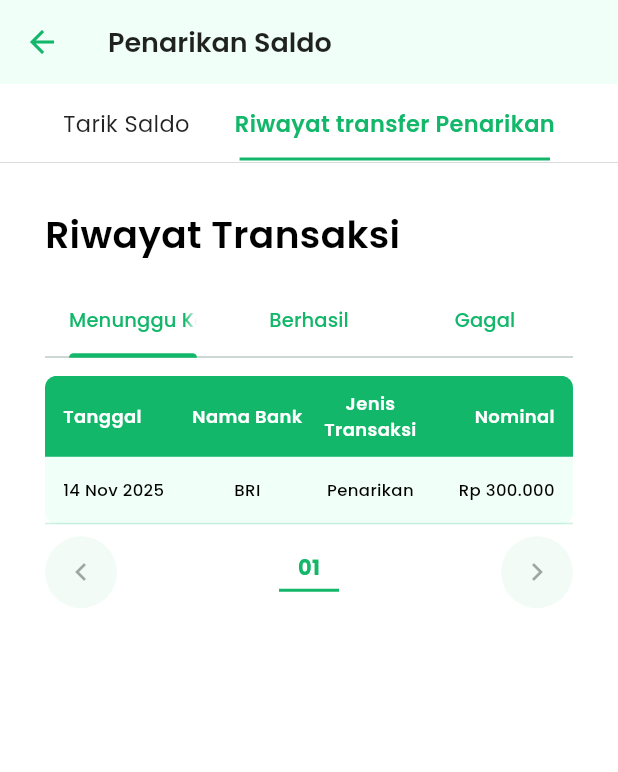
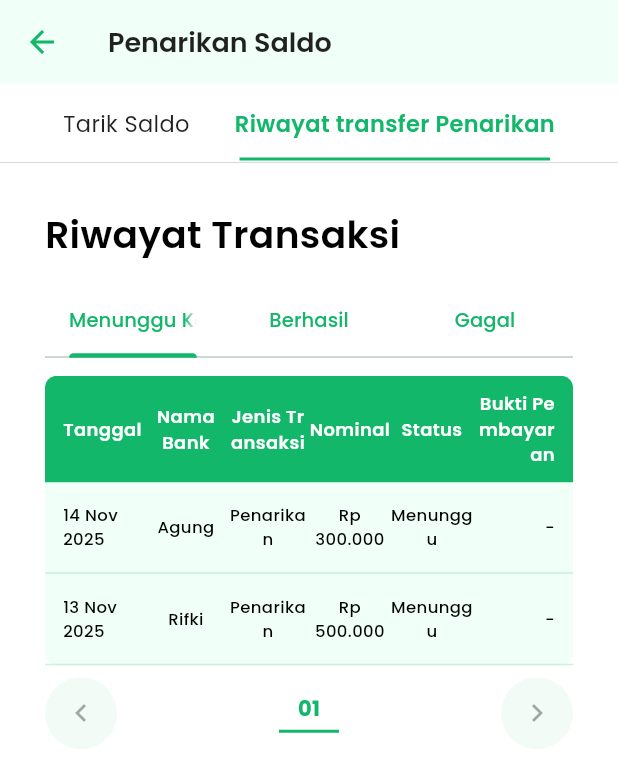
Before and after one commit to athaabiyyu/koperasi_rsb, a Flutter app: the WithdrawPage screen opened by its route, after a tap on "Riwayat transfer Penarikan", on a phone screen of 412 x 824 dp. Shown: the top 772 px of the screen. Run offline on Flutter 3.47's test engine with Material 3 defaults, Android fonts, the phone set to English and light mode, and no system bars; our stand-ins replace auto_size_text, file_picker, fl_chart, flutter_dotenv, google_fonts, image_picker and 2 more; accounts and stored records are empty.

```diff
--- a/lib/screens/withdraw/wihdraw.dart
+++ b/lib/screens/withdraw/wihdraw.dart
@@ -4,7 +4,7 @@ import 'package:koperasi_rsb/widgets-global/colors.dart';
 import 'package:koperasi_rsb/widgets-global/button/green-button.dart';
 import 'package:koperasi_rsb/widgets-global/form/textFormField.dart';
 import 'package:koperasi_rsb/widgets-global/navigation/pagination_table.dart';
-import 'package:koperasi_rsb/widgets-global/tabel/tabel-transaksi.dart';
+import 'package:koperasi_rsb/widgets-global/tabel/tabel-penarikan-saldo.dart';
 
 
 class WithdrawPage extends StatefulWidget {
@@ -37,18 +37,54 @@ class _WithdrawPageState extends State<WithdrawPage>
   int _currentPageBerhasil = 1;
   int _currentPageGagal = 1;
 
-  /// DUMMY TRANSAKSI
+  /// DUMMY TRANSAKSI - Sesuaikan dengan struktur tabel
   final List<Map<String, String>> dataMenunggu = [
-    {"tanggal": "14 Nov 2025", "metode": "BRI", "jenis": "Penarikan", "nominal": "Rp 300.000"},
+    {
+      "tanggal": "14 Nov 2025",
+      "nama": "Agung",
+      "nominal": "Rp 300.000",
+      "jenis": "Penarikan",
+      "status": "Menunggu",
+      "bukti pembayaran": "-"
+    },
+    {
+      "tanggal": "13 Nov 2025",
+      "nama": "Rifki",
+      "nominal": "Rp 500.000",
+      "jenis": "Penarikan",
+      "status": "Menunggu",
+      "bukti pembayaran": "-"
+    },
   ];
 
   final List<Map<String, String>> dataBerhasil = [
-    {"tanggal": "12 Nov 2025", "metode": "BCA", "jenis": "Penarikan", "nominal": "Rp 150.000"},
-    {"tanggal": "10 Nov 2025", "metode": "Mandiri", "jenis": "Penarikan", "nominal": "Rp 200.000"},
+    {
+      "tanggal": "12 Nov 2025",
+      "nama": "Rudi",
+      "nominal": "Rp 150.000",
+      "jenis": "Penarikan",
+      "status": "Berhasil",
+      "bukti pembayaran": "Lihat"
+    },
+    {
+      "tanggal": "10 Nov 2025",
+      "nama": "Suci",
+      "nominal": "Rp 200.000",
+      "jenis": "Penarikan",
+      "status": "Berhasil",
+      "bukti pembayaran": "Lihat"
+    },
   ];
 
   final List<Map<String, String>> dataGagal = [
-    {"tanggal": "08 Nov 2025", "metode": "BNI", "jenis": "Penarikan", "nominal": "Rp 100.000"},
+    {
+      "tanggal": "08 Nov 2025",
+      "nama": "Rendi",
+      "nominal": "Rp 100.000",
+      "jenis": "Penarikan",
+      "status": "Gagal",
+      "bukti pembayaran": "-"
+    },
   ];
 
   @override
@@ -265,7 +301,6 @@ class _WithdrawPageState extends State<WithdrawPage>
   }
 
   Widget _buildRiwayat() {
-    // Inisialisasi TabController jika belum ada
     _tabController ??= TabController(length: 3, vsync: this);
 
     return Column(
@@ -352,7 +387,7 @@ class _WithdrawPageState extends State<WithdrawPage>
     return Column(
       crossAxisAlignment: CrossAxisAlignment.start,
       children: [
-        TransactionTable(status: status, data: visibleData),
+        PenarikanSaldoTable(status: status, data: visibleData),
         const SizedBox(height: 8),
 
         PaginationWidget(
--- /dev/null
+++ b/lib/widgets-global/tabel/tabel-penarikan-saldo.dart
@@ -0,0 +1,135 @@
+import 'package:flutter/material.dart';
+import 'package:google_fonts/google_fonts.dart';
+import 'package:koperasi_rsb/widgets-global/colors.dart';
+
+class PenarikanSaldoTable extends StatelessWidget {
+  final String status;
+  final List<Map<String, String>> data;
+
+  const PenarikanSaldoTable({
+    super.key,
+    required this.status,
+    required this.data,
+  });
+
+  @override
+  Widget build(BuildContext context) {
+    final validData = data.where((item) => item.isNotEmpty).toList();
+
+    return Container(
+      decoration: BoxDecoration(
+        color: lightGreen,
+        borderRadius: BorderRadius.circular(8),
+      ),
+      child: Column(
+        mainAxisSize: MainAxisSize.min,
+        children: [
+          // HEADER
+          Container(
+            padding: const EdgeInsets.symmetric(horizontal: 12, vertical: 10),
+            decoration: const BoxDecoration(
+              color: darkGreen,
+              borderRadius: BorderRadius.only(
+                topLeft: Radius.circular(8),
+                topRight: Radius.circular(8),
+              ),
+            ),
+            child: Row(
+              children: [
+                _buildHeader('Tanggal'),
+                _buildHeader('Nama Bank', center: true),
+                _buildHeader('Jenis Transaksi', center: true),
+                _buildHeader('Nominal', center: true),
+                _buildHeader('Status', center: true),
+                _buildHeader('Bukti Pembayaran', alignRight: true),
+              ],
+            ),
+          ),
+
+          // DATA
+          if (validData.isEmpty)
+            Padding(
+              padding: const EdgeInsets.symmetric(vertical: 20),
+              child: Text(
+                'Tidak ada data',
+                style: GoogleFonts.poppins(
+                  fontSize: 14,
+                  color: Colors.black,
+                ),
+              ),
+            )
+          else
+            ListView.builder(
+              shrinkWrap: true,
+              physics: const NeverScrollableScrollPhysics(),
+              itemCount: validData.length,
+              itemBuilder: (context, index) {
+                final tx = validData[index];
+                return Column(
+                  children: [
+                    Container(
+                      padding: const EdgeInsets.symmetric(
+                        horizontal: 12,
+                        vertical: 14,
+                      ),
+                      child: Row(
+                        children: [
+                          _buildCell(tx['tanggal']),
+                          _buildCell(tx['nama'], center: true),
+                          _buildCell(tx['jenis'], center: true),
+                          _buildCell(tx['nominal'], center: true),
+                          _buildCell(tx['status'], center: true),
+                          _buildCell(tx['bukti pembayaran'], alignRight: true),
+                        ],
+                      ),
+                    ),
+                    // Divider untuk setiap baris
+                    Container(
+                      height: 1,
+                      color: darkGreen.withOpacity(0.2),
+                    ),
+                  ],
+                );
+              },
+            ),
+        ],
+      ),
+    );
+  }
+
+  Widget _buildHeader(String text,
+      {bool center = false, bool alignRight = false}) {
+    return Expanded(
+      flex: 2,
+      child: Text(
+        text,
+        textAlign: alignRight
+            ? TextAlign.right
+            : (center ? TextAlign.center : TextAlign.left),
+        style: GoogleFonts.poppins(
+          fontSize: 12,
+          fontWeight: FontWeight.w600,
+          color: Colors.white,
+        ),
+      ),
+    );
+  }
+
+  Widget _buildCell(String? text,
+      {bool center = false, bool alignRight = false}) {
+    return Expanded(
+      flex: 2,
+      child: Text(
+        text ?? '-',
+        textAlign: alignRight
+            ? TextAlign.right
+            : (center ? TextAlign.center : TextAlign.left),
+        style: GoogleFonts.poppins(
+          fontSize: 11,
+          fontWeight: FontWeight.w500,
+          color: Colors.black,
+        ),
+      ),
+    );
+  }
+}
```
